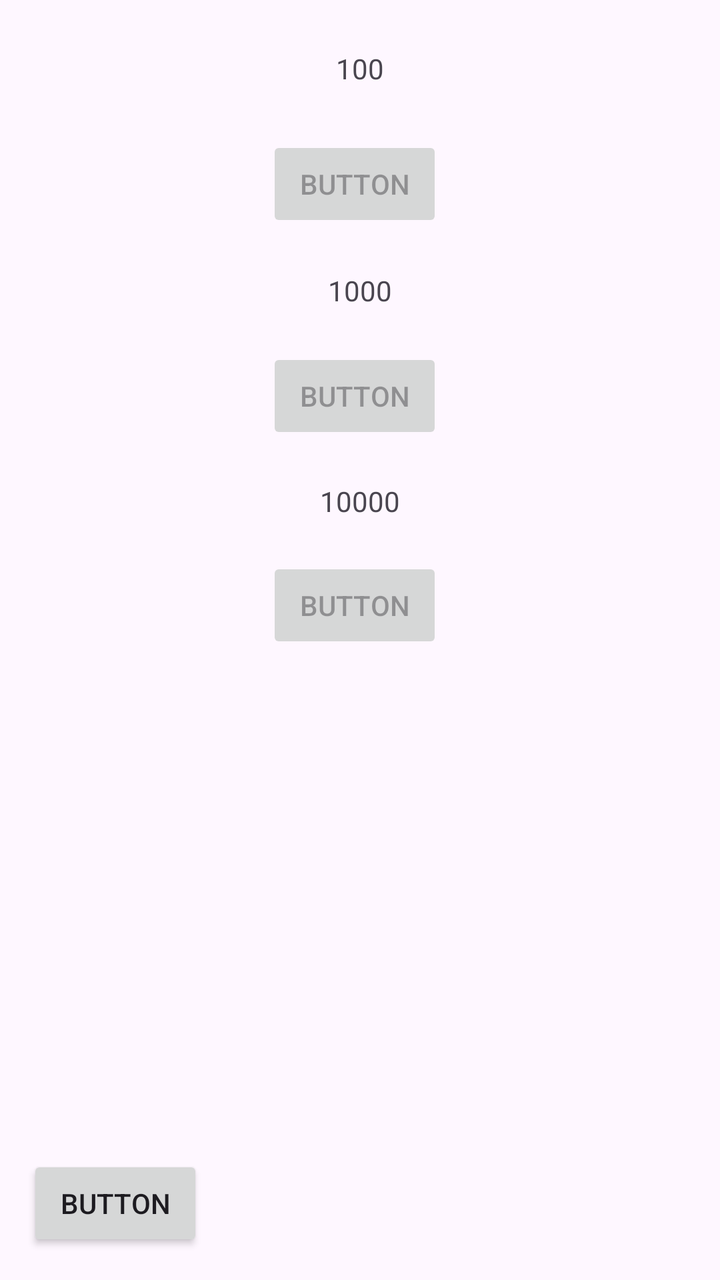
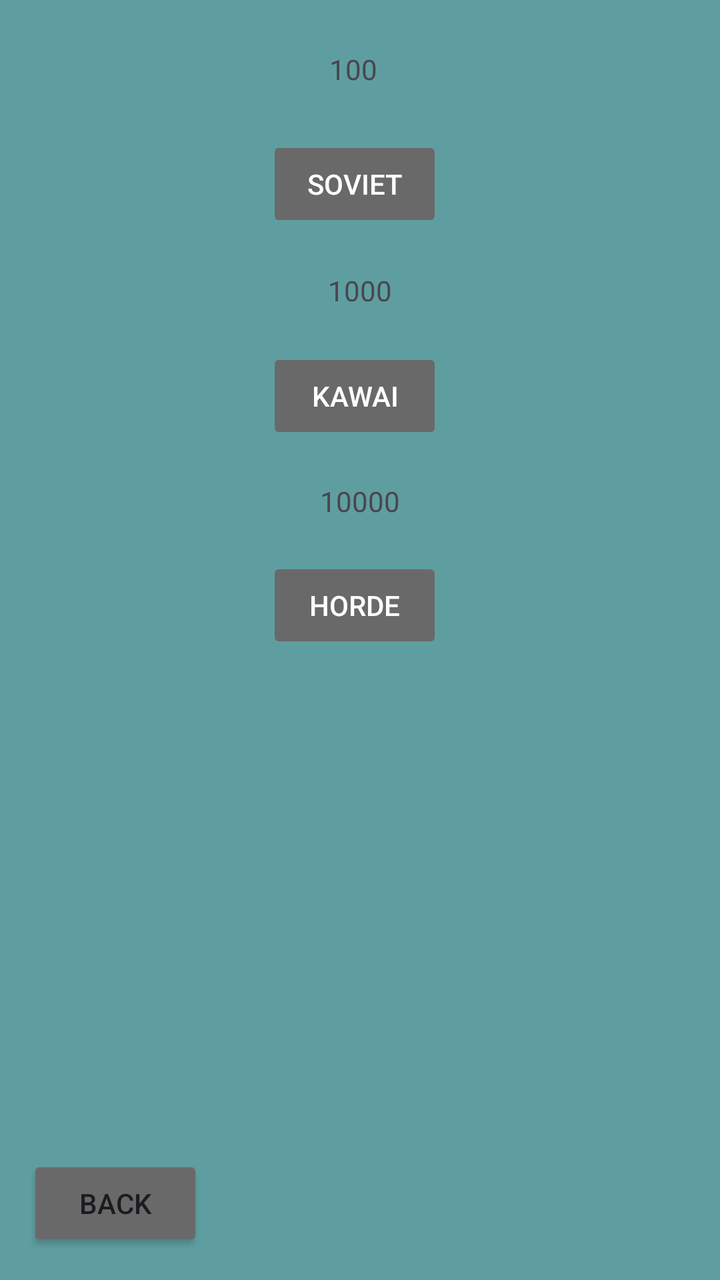

Compare the two renders of this Android layout. The source of the first and the diff that turns it into the second are given below.
<!-- AndroidManifest.xml: application theme Theme.Clicker -->
<!-- res/layout/activity_theme_switch.xml -->
<?xml version="1.0" encoding="utf-8"?>
<androidx.constraintlayout.widget.ConstraintLayout xmlns:android="http://schemas.android.com/apk/res/android"
    xmlns:app="http://schemas.android.com/apk/res-auto"
    xmlns:tools="http://schemas.android.com/tools"
    android:id="@+id/main"
    android:layout_width="match_parent"
    android:layout_height="match_parent"
    tools:context=".ThemeSwitchActivity">

    <Button
        android:id="@+id/goBackBtn"
        android:layout_width="wrap_content"
        android:layout_height="wrap_content"
        android:text="Button"
        app:layout_constraintBottom_toBottomOf="parent"
        app:layout_constraintEnd_toEndOf="parent"
        app:layout_constraintHorizontal_bias="0.05"
        app:layout_constraintStart_toStartOf="parent"
        app:layout_constraintTop_toTopOf="parent"
        app:layout_constraintVertical_bias="0.976" />

    <Button
        android:id="@+id/themeBTN1"
        android:layout_width="wrap_content"
        android:layout_height="wrap_content"
        android:enabled="false"
        android:text="Button"
        app:layout_constraintBottom_toBottomOf="parent"
        app:layout_constraintEnd_toEndOf="parent"
        app:layout_constraintHorizontal_bias="0.49"
        app:layout_constraintStart_toStartOf="parent"
        app:layout_constraintTop_toTopOf="parent"
        app:layout_constraintVertical_bias="0.115" />

    <Button
        android:id="@+id/themeBTN3"
        android:layout_width="wrap_content"
        android:layout_height="wrap_content"
        android:enabled="false"
        android:text="Button"
        app:layout_constraintBottom_toBottomOf="parent"
        app:layout_constraintEnd_toEndOf="parent"
        app:layout_constraintHorizontal_bias="0.49"
        app:layout_constraintStart_toStartOf="parent"
        app:layout_constraintTop_toTopOf="parent"
        app:layout_constraintVertical_bias="0.471" />

    <Button
        android:id="@+id/themeBTN2"
        android:layout_width="wrap_content"
        android:layout_height="wrap_content"
        android:enabled="false"
        android:text="Button"
        app:layout_constraintBottom_toBottomOf="parent"
        app:layout_constraintEnd_toEndOf="parent"
        app:layout_constraintHorizontal_bias="0.49"
        app:layout_constraintStart_toStartOf="parent"
        app:layout_constraintTop_toTopOf="parent"
        app:layout_constraintVertical_bias="0.294" />

    <TextView
        android:id="@+id/textView"
        android:layout_width="wrap_content"
        android:layout_height="wrap_content"
        android:text="100"
        app:layout_constraintBottom_toTopOf="@+id/themeBTN1"
        app:layout_constraintEnd_toEndOf="parent"
        app:layout_constraintStart_toStartOf="parent"
        app:layout_constraintTop_toTopOf="parent" />

    <TextView
        android:id="@+id/textView2"
        android:layout_width="wrap_content"
        android:layout_height="wrap_content"
        android:text="1000"
        app:layout_constraintBottom_toTopOf="@+id/themeBTN2"
        app:layout_constraintEnd_toEndOf="parent"
        app:layout_constraintStart_toStartOf="parent"
        app:layout_constraintTop_toBottomOf="@+id/themeBTN1" />

    <TextView
        android:id="@+id/textView3"
        android:layout_width="wrap_content"
        android:layout_height="wrap_content"
        android:text="10000"
        app:layout_constraintBottom_toTopOf="@+id/themeBTN3"
        app:layout_constraintEnd_toEndOf="parent"
        app:layout_constraintStart_toStartOf="parent"
        app:layout_constraintTop_toBottomOf="@+id/themeBTN2" />
</androidx.constraintlayout.widget.ConstraintLayout>
<!-- resources referenced by this layout -->
<resources>
  <style name="Theme.Clicker" parent="Base.Theme.Clicker" />
  <style name="Base.Theme.Clicker" parent="Theme.Material3.DayNight.NoActionBar">
          
          
      </style>
</resources>

<!-- the commit's change to res/layout/activity_theme_switch.xml (unified diff, before → after) -->
@@ -5,13 +5,15 @@
     android:id="@+id/main"
     android:layout_width="match_parent"
     android:layout_height="match_parent"
+    android:background="#5F9EA0"
     tools:context=".ThemeSwitchActivity">
 
     <Button
         android:id="@+id/goBackBtn"
         android:layout_width="wrap_content"
         android:layout_height="wrap_content"
-        android:text="Button"
+        android:text="Back"
+        android:backgroundTint="#696969"
         app:layout_constraintBottom_toBottomOf="parent"
         app:layout_constraintEnd_toEndOf="parent"
         app:layout_constraintHorizontal_bias="0.05"
@@ -24,7 +26,9 @@
         android:layout_width="wrap_content"
         android:layout_height="wrap_content"
         android:enabled="false"
-        android:text="Button"
+        android:text="Soviet"
+        android:backgroundTint="#696969"
+        android:textColor="#FFFFFF"
         app:layout_constraintBottom_toBottomOf="parent"
         app:layout_constraintEnd_toEndOf="parent"
         app:layout_constraintHorizontal_bias="0.49"
@@ -37,7 +41,9 @@
         android:layout_width="wrap_content"
         android:layout_height="wrap_content"
         android:enabled="false"
-        android:text="Button"
+        android:text="Horde"
+        android:backgroundTint="#696969"
+        android:textColor="#FFFFFF"
         app:layout_constraintBottom_toBottomOf="parent"
         app:layout_constraintEnd_toEndOf="parent"
         app:layout_constraintHorizontal_bias="0.49"
@@ -50,7 +56,9 @@
         android:layout_width="wrap_content"
         android:layout_height="wrap_content"
         android:enabled="false"
-        android:text="Button"
+        android:text="Kawai"
+        android:backgroundTint="#696969"
+        android:textColor="#FFFFFF"
         app:layout_constraintBottom_toBottomOf="parent"
         app:layout_constraintEnd_toEndOf="parent"
         app:layout_constraintHorizontal_bias="0.49"
@@ -65,8 +73,10 @@
         android:text="100"
         app:layout_constraintBottom_toTopOf="@+id/themeBTN1"
         app:layout_constraintEnd_toEndOf="parent"
+        app:layout_constraintHorizontal_bias="0.49"
         app:layout_constraintStart_toStartOf="parent"
-        app:layout_constraintTop_toTopOf="parent" />
+        app:layout_constraintTop_toTopOf="parent"
+        app:layout_constraintVertical_bias="0.508" />
 
     <TextView
         android:id="@+id/textView2"
